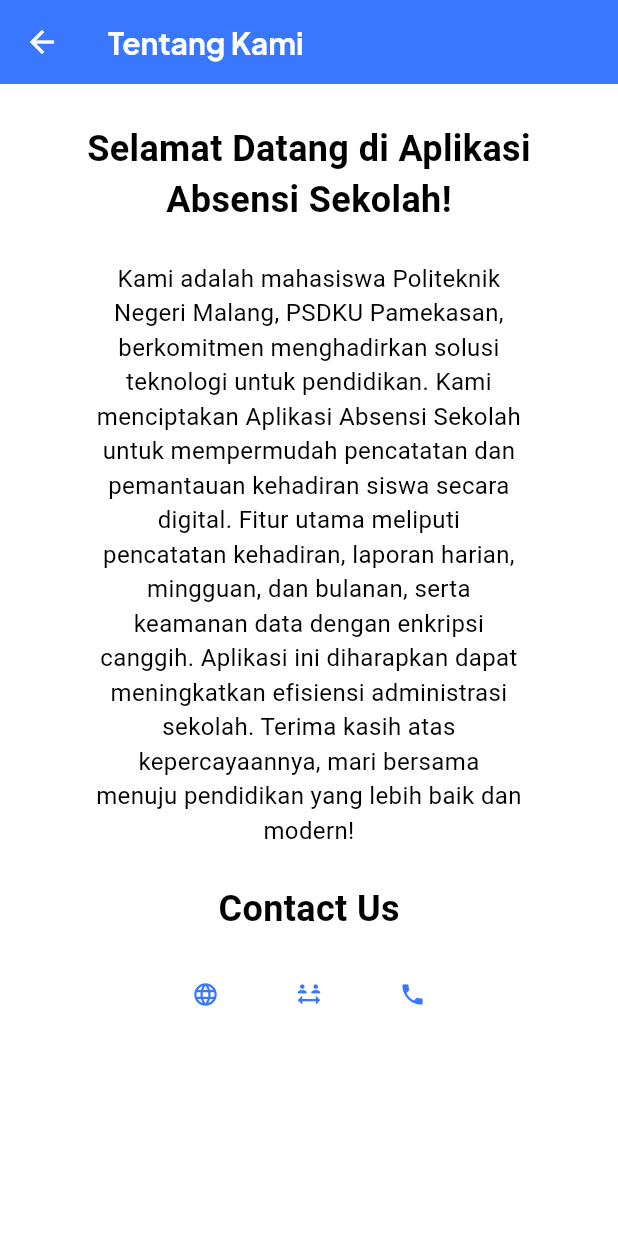
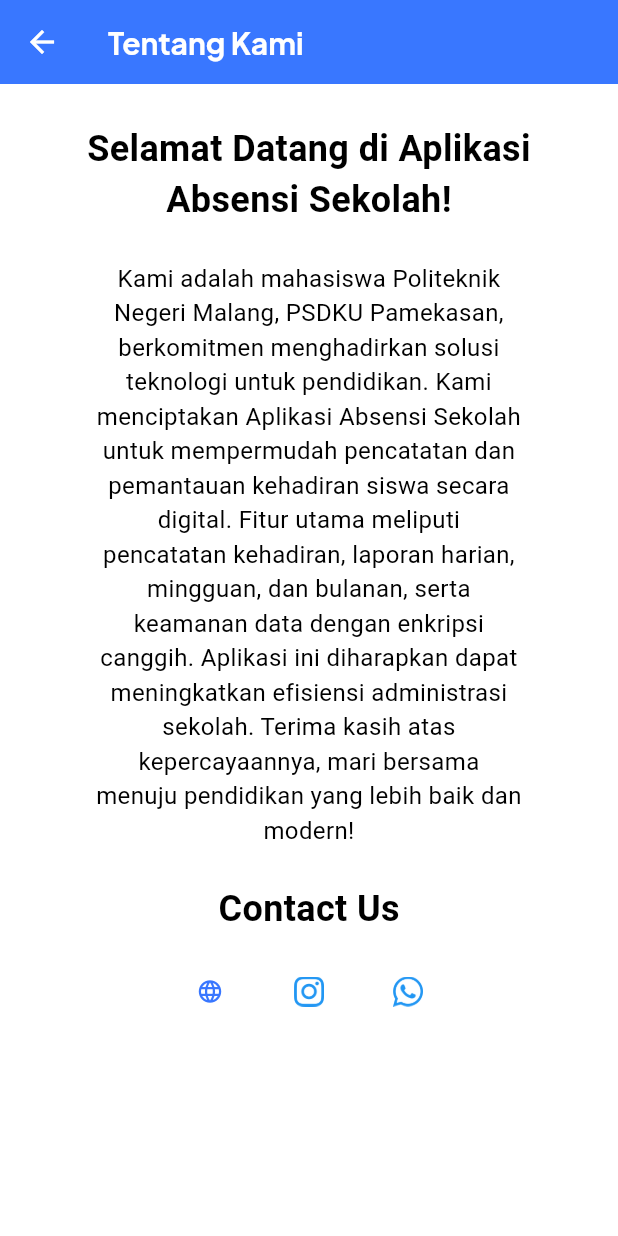
Before and after one commit to H4ntz-M4d/Project_AttendaceApp, a Flutter app: the AboutScreen screen opened directly, on a phone screen of 412 x 824 dp. Run offline on Flutter 3.47's test engine with Material 3 defaults, Android fonts, the phone set to English and light mode, and no system bars; our stand-ins replace bloc, fl_chart, flutter_bloc, fluttertoast, get, google_fonts and 6 more; missing offline and left inert: dart:ffi, month_year_picker2; accounts and stored records are empty; project files that could hold a hidden picture were left out.

Commit message:
add icon contact us in about_screen

```diff
--- a/lib/user/fragments/about_screen.dart
+++ b/lib/user/fragments/about_screen.dart
@@ -69,7 +69,7 @@ class AboutScreen extends StatelessWidget {
                   ),
 
                   const SizedBox(
-                      height: 16), // Add spacing between text and icons
+                      height: 14), // Add spacing between text and icons
                   Center(
                     child: Row(
                       mainAxisAlignment: MainAxisAlignment.center,
@@ -83,25 +83,35 @@ class AboutScreen extends StatelessWidget {
                           ),
                         ),
                         const SizedBox(
-                          width: 5,
+                          width: 2,
                         ),
                         Link(
                           uri: igPolinemaPamekasan,
                           target: LinkTarget.defaultTarget,
                           builder: (context, openLink) => TextButton(
                             onPressed: openLink,
-                            child: const Icon(Icons.social_distance),
+                            child: Container(
+                              height: 20,
+                              child: Image.asset(
+                                'images/instagram.png',
+                                color: Colors.blue,),
+                            )
+                            )
                           ),
-                        ),
                         const SizedBox(
-                          width: 5,
+                          width: 2,
                         ),
                         Link(
                           uri: noHp,
                           target: LinkTarget.defaultTarget,
                           builder: (context, openLink) => TextButton(
                             onPressed: openLink,
-                            child: const Icon(Icons.phone),
+                            child: Container(
+                              height: 20,
+                              child: Image.asset(
+                                'images/whatsapp.png',
+                                color: Colors.blue,),
+                            )
                           ),
                         ),
                       ],
```
Also changed, not shown: images/instagram.png (added), images/whatsapp.png (added).
